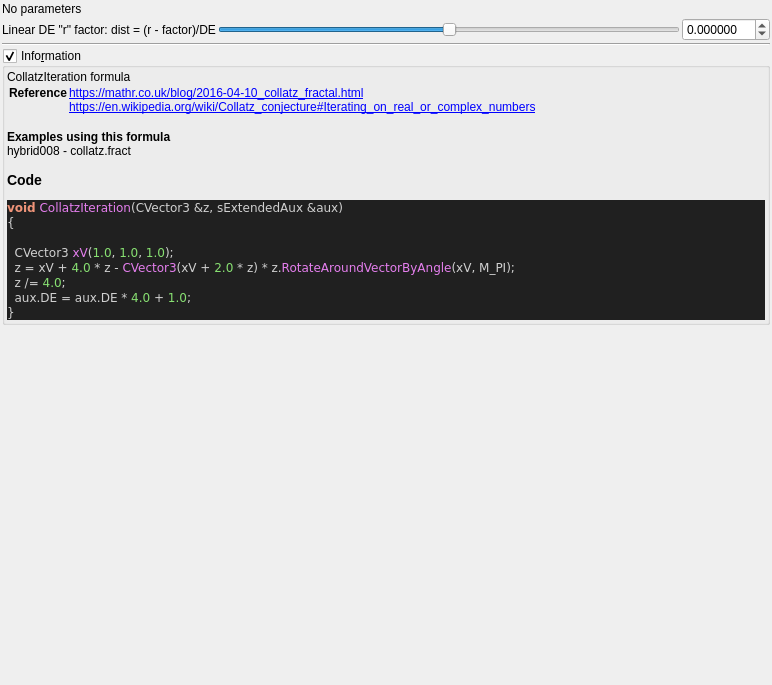
Above: mandelbulber2/qt_data/fractal_collatz.ui from buddhi1980/mandelbulber2 before the change. Below: the same form after it.
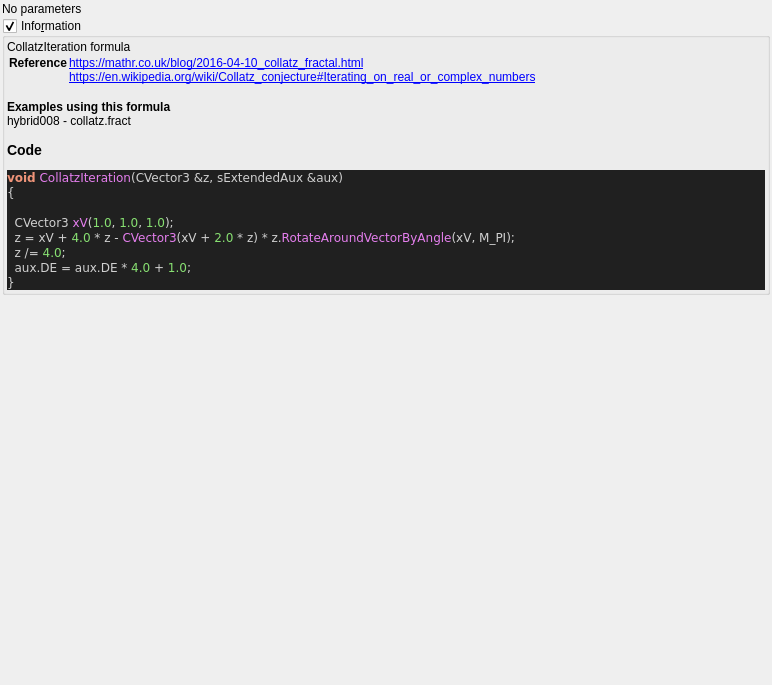
That is the form after the change. Custom widgets are drawn as their Qt base class.

What changed in the file:
```diff
--- a/mandelbulber2/qt_data/fractal_collatz.ui
+++ b/mandelbulber2/qt_data/fractal_collatz.ui
@@ -36,77 +36,6 @@
      </property>
     </widget>
    </item>
-   <item>
-    <layout class="QGridLayout" name="gridLayout_5">
-     <item row="1" column="0">
-      <widget class="QLabel" name="label_180">
-       <property name="text">
-        <string>Linear DE &quot;r&quot; factor: dist = (r - factor)/DE</string>
-       </property>
-      </widget>
-     </item>
-     <item row="1" column="1">
-      <widget class="QSlider" name="slider_analyticDE_factor_2">
-       <property name="sizePolicy">
-        <sizepolicy hsizetype="Expanding" vsizetype="Maximum">
-         <horstretch>0</horstretch>
-         <verstretch>0</verstretch>
-        </sizepolicy>
-       </property>
-       <property name="minimum">
-        <number>-5000000</number>
-       </property>
-       <property name="maximum">
-        <number>5000000</number>
-       </property>
-       <property name="value">
-        <number>0</number>
-       </property>
-       <property name="sliderPosition">
-        <number>0</number>
-       </property>
-       <property name="orientation">
-        <enum>Qt::Horizontal</enum>
-       </property>
-      </widget>
-     </item>
-     <item row="1" column="2">
-      <widget class="MyDoubleSpinBox" name="spinbox_analyticDE_factor_2">
-       <property name="sizePolicy">
-        <sizepolicy hsizetype="Minimum" vsizetype="Maximum">
-         <horstretch>0</horstretch>
-         <verstretch>0</verstretch>
-        </sizepolicy>
-       </property>
-       <property name="prefix">
-        <string/>
-       </property>
-       <property name="suffix">
-        <string/>
-       </property>
-       <property name="decimals">
-        <number>6</number>
-       </property>
-       <property name="minimum">
-        <double>-99.989999999999995</double>
-       </property>
-       <property name="maximum">
-        <double>99.989999999999995</double>
-       </property>
-       <property name="singleStep">
-        <double>0.100000000000000</double>
-       </property>
-      </widget>
-     </item>
-     <item row="2" column="0" colspan="3">
-      <widget class="Line" name="line_12">
-       <property name="orientation">
-        <enum>Qt::Horizontal</enum>
-       </property>
-      </widget>
-     </item>
-    </layout>
-   </item>
    <item>
     <widget class="MyGroupBox" name="groupCheck_info">
      <property name="title">
@@ -191,11 +120,6 @@
    <header>my_group_box.h</header>
    <container>1</container>
   </customwidget>
-  <customwidget>
-   <class>MyDoubleSpinBox</class>
-   <extends>QDoubleSpinBox</extends>
-   <header>my_double_spin_box.h</header>
-  </customwidget>
  </customwidgets>
  <tabstops>
   <tabstop>groupCheck_info</tabstop>
```
